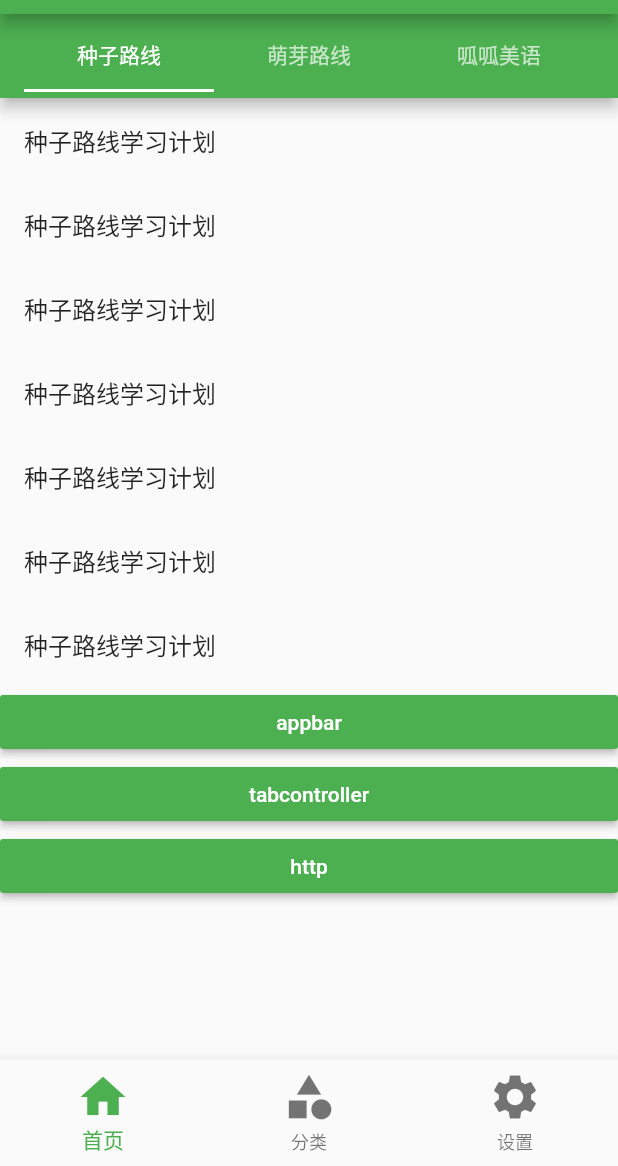
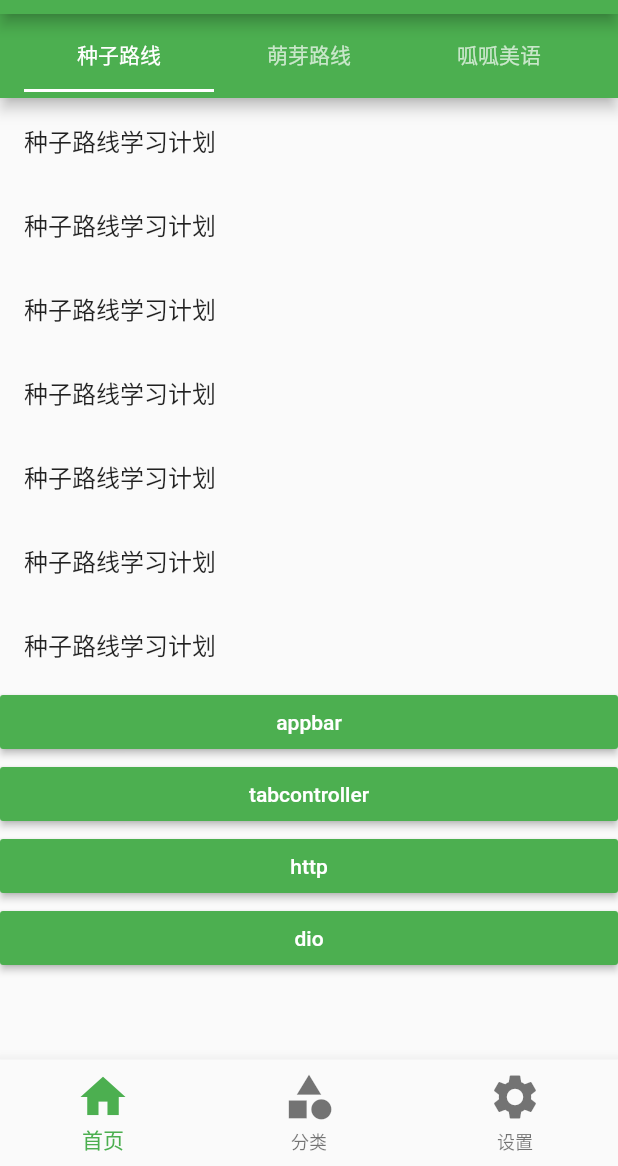
Before and after one commit to TimorCookie/flutterdemo, a Flutter app: the screen it shows after launch, on a phone screen of 412 x 824 dp, the part 70-1236 px from its top. Run offline on Flutter 3.47's test engine with Material 2 defaults, Android fonts, the phone set to English and light mode, and no system bars; our stand-ins replace dio.

Commit message:
feat: dio

```diff
--- a/lib/pages/tabs/Home.dart
+++ b/lib/pages/tabs/Home.dart
@@ -65,7 +65,13 @@ class HomeTab extends StatelessWidget {
                     onPressed: () => {Navigator.pushNamed(context, '/http')},
                     color: Theme.of(context).accentColor,
                     textTheme: ButtonTextTheme.primary,
-                  )
+                  ),
+                  RaisedButton(
+                    child: Text('dio'),
+                    onPressed: () => {Navigator.pushNamed(context, '/dio')},
+                    color: Theme.of(context).accentColor,
+                    textTheme: ButtonTextTheme.primary,
+                  ),
                 ],
               ),
               ListView(
--- a/lib/routes/Routes.dart
+++ b/lib/routes/Routes.dart
@@ -7,6 +7,7 @@ import '../pages/courses/story.dart';
 import '../pages/products/appbardemo.dart';
 import '../pages/products/tabbarcontroller.dart';
 import '../pages/products//httpdemo.dart';
+import '../pages/products/diodemo.dart';
 
 final Map routes = {
   '/': (context, {arguments}) => Tabs(
@@ -20,6 +21,7 @@ final Map routes = {
   '/tabcontroller': (context, {arguments}) =>
       TabbarControllerPage(arguments: arguments),
   '/http': (context, {arguments}) => HttpDemoPage(arguments: arguments),
+  '/dio': (context, {arguments}) => DioDemoPage(arguments: arguments),
 };
 
 var onGenerateRoute = (RouteSettings settings) {
--- a/pubspec.yaml
+++ b/pubspec.yaml
@@ -24,6 +24,7 @@ dependencies:
   flutter:
     sdk: flutter
   http: ^0.12.2
+  dio: ^3.0.10
 
 
   # The following adds the Cupertino Icons font to your application.
```
Also changed, not shown: lib/pages/products/diodemo.dart (added, +58 -0 lines), pubspec.lock.
